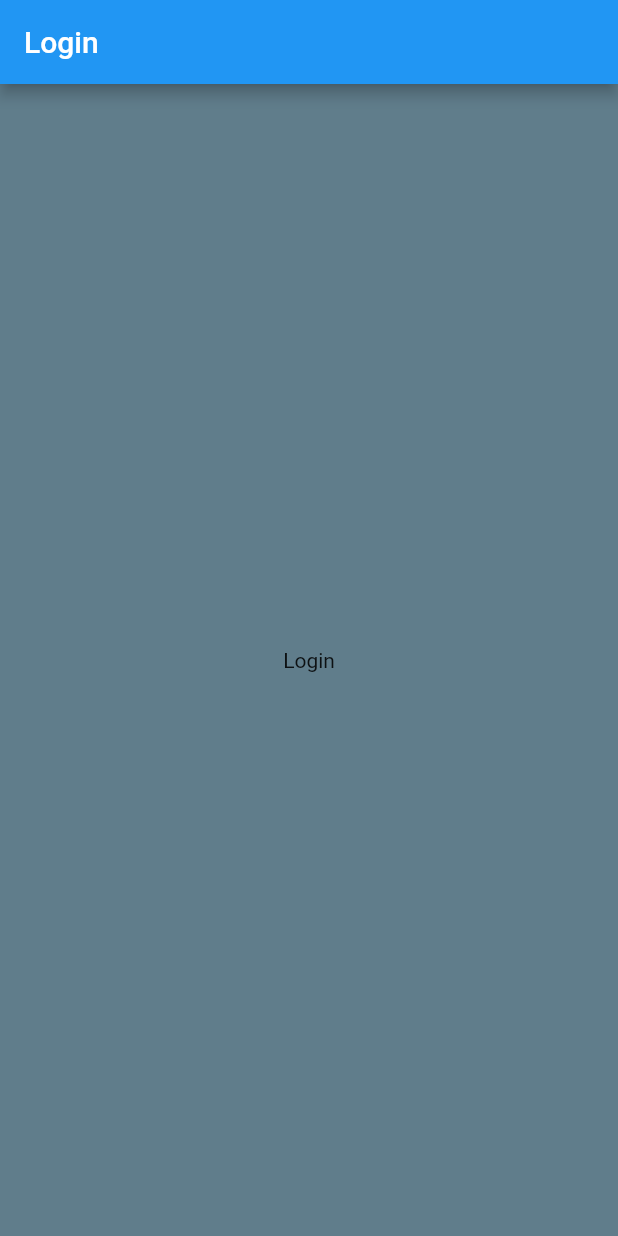
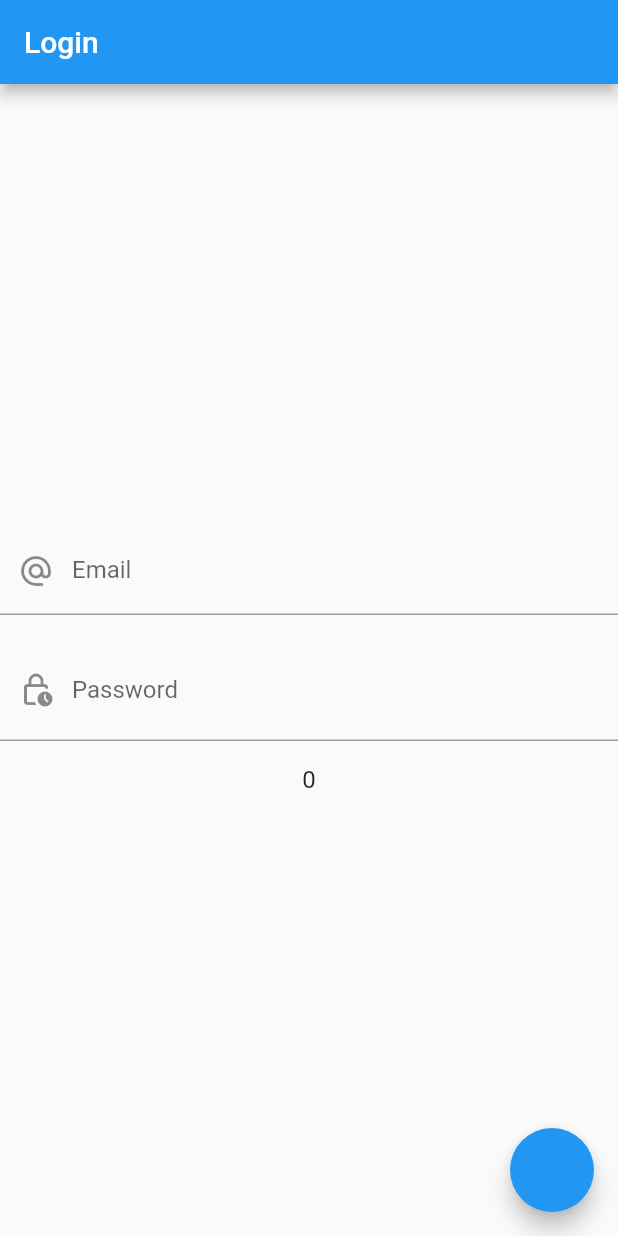
Before and after one commit to AbdurRehman-coder/mvvm_architecture_using_api, a Flutter app: the screen it shows after launch, on a phone screen of 412 x 824 dp. Run offline on Flutter 3.47's test engine with Material 2 defaults, Android fonts, the phone set to English and light mode, and no system bars; our stand-ins replace another_flushbar, fluttertoast.

Commit message:
Counter through ValueNotifier widget

```diff
--- a/lib/view/login_screen.dart
+++ b/lib/view/login_screen.dart
@@ -11,32 +11,90 @@ class LoginScreen extends StatefulWidget {
 }
 
 class _LoginScreenState extends State<LoginScreen> {
+
+  /// TextEditingController to save input text in it
+  TextEditingController _emailTextController = TextEditingController();
+  TextEditingController _passwordTextController = TextEditingController();
+
+  /// Focus node to shift focus from one text field to
+  /// another one, when clicked enter
+   FocusNode _emailFocusNode = FocusNode();
+   FocusNode _passwordFocusNode = FocusNode();
+
+   /// ValueNotifier [built_in]  to listen to value changes
+  /// Used for password visibility
+  final ValueNotifier<bool> _isVisible = ValueNotifier<bool>(true);
+
+  final ValueNotifier<int> _counter = ValueNotifier<int>(0);
+
+
   @override
   Widget build(BuildContext context) {
+  print('build called...');
     return Scaffold(
       appBar: AppBar(
         title: const Text('Login'),
       ),
-      body: Container(
-        color:  Colors.blueGrey,
-        child: InkWell(
-          onTap: (){
-            /// show flutter toast snackbar of package
-            // Utils.flutterToastMessage('No internet Connection');
-            /// Show flutter snackbar widget
-            // Utils.snackBarWidget(context, 'User name invalid');
+      body: Column(
+        mainAxisAlignment: MainAxisAlignment.center,
+        crossAxisAlignment: CrossAxisAlignment.center,
+        children: [
+          TextFormField(
+            controller: _emailTextController,
+            focusNode: _emailFocusNode,
+            decoration: const InputDecoration(
+              hintText: 'Enter email',
+              label: Text('Email'),
+              prefixIcon: Icon(Icons.alternate_email_rounded),
+            ),
+            onFieldSubmitted: (value){
+              FocusScope.of(context).requestFocus(_passwordFocusNode);
+            },
+            onEditingComplete: (){
+              print('Editing completed: ${_emailTextController}');
+            },
+          ),
 
-            /// show Flushbar
-            Utils.flushBarErrorWidget(context, 'UnAuthorized User');
+          SizedBox(height: 16,),
 
+          ValueListenableBuilder(
+              valueListenable: _isVisible,
+              builder: (context, value, child){
+                return  TextFormField(
+                  controller: _passwordTextController,
+                  focusNode: _passwordFocusNode,
+                  obscureText: _isVisible.value,
+                  obscuringCharacter: '*',
+                  decoration:  InputDecoration(
+                    hintText: 'Enter password',
+                    label: Text('Password'),
+                    prefixIcon: Icon(Icons.lock_clock_outlined),
+                    suffix: GestureDetector(
+                        onTap: (){
+                            _isVisible.value = !_isVisible.value;
 
+                        },
+                        child: Icon(_isVisible.value? Icons.visibility_off : Icons.visibility)),
+                  ),
+                  onFieldSubmitted: (value){
+                    Utils.flutterToastMessage('done: $value');
+                  },
+                );
+              },
+          ),
+          SizedBox(height: 16,),
+          ValueListenableBuilder(
+              valueListenable: _counter,
+              builder: (context, value, child){
+                return Text(_counter.value.toString(), style: Theme.of(context).textTheme.titleMedium,);
+              },),
 
-            // Navigator.pushNamed(context, RouteName.home);
-          },
-          child: const Center(
-            child: Text('Login'),
-          ),
-        ),
+        ],
+      ),
+      floatingActionButton: FloatingActionButton(
+        onPressed: () {
+          _counter.value++;
+        },
       ),
     );
   }
```
Also changed, not shown: lib/resources/app_colors.dart (added, +9 -0 lines), lib/resources/components/round_button.dart (added, +19 -0 lines).
